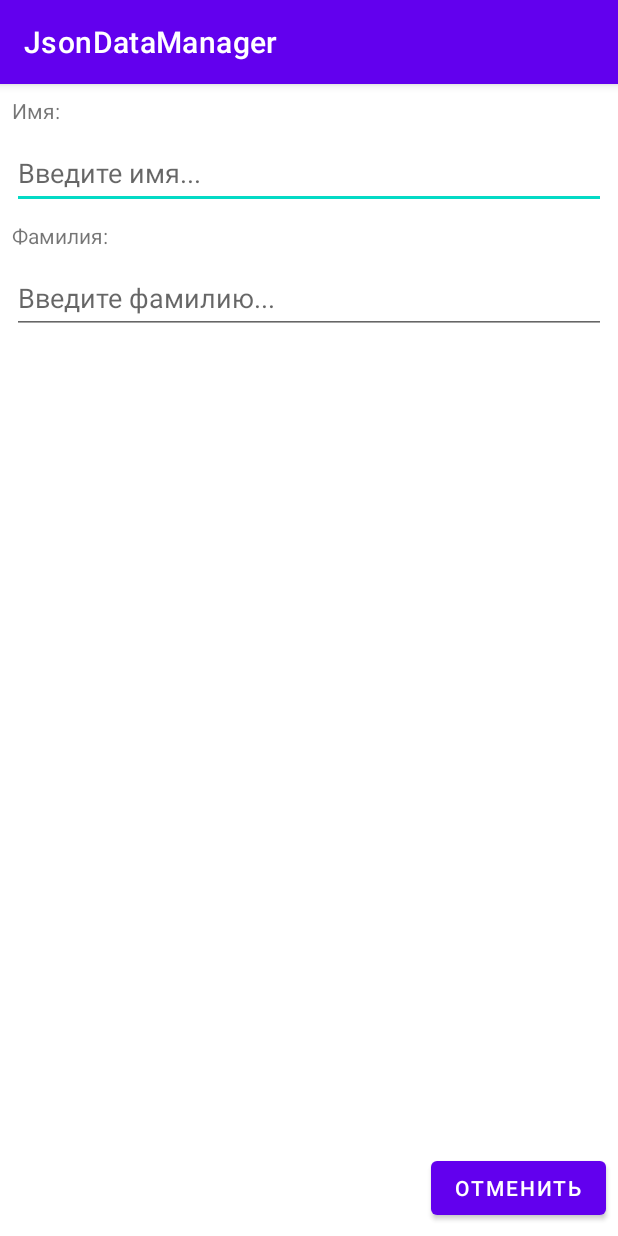
After one commit to alparkin/json_data_manager, an Android app: the EditPersonActivity screen opened directly, with no data from a screen before it, on a phone screen of 412 x 824 dp. The commit adds this screen. Run offline under Robolectric (Android 15) with nearby library versions, the phone set to English and light mode, and no system bars.

Commit message:
Редактироавние массива объктов Person

```diff
--- a/app/src/main/AndroidManifest.xml
+++ b/app/src/main/AndroidManifest.xml
@@ -10,6 +10,9 @@
         android:supportsRtl="true"
         android:theme="@style/Theme.JsonDataManager">
         <activity
+            android:name=".EditPersonActivity"
+            android:exported="false" />
+        <activity
             android:name=".MainActivity"
             android:exported="true">
             <intent-filter>
--- /dev/null
+++ b/app/src/main/java/com/examples/jsondatamanager/EditPersonActivity.java
@@ -0,0 +1,111 @@
+package com.examples.jsondatamanager;
+
+import androidx.annotation.NonNull;
+import androidx.appcompat.app.AppCompatActivity;
+
+import android.content.Context;
+import android.content.Intent;
+import android.os.Bundle;
+import android.view.View;
+import android.widget.Button;
+import android.widget.EditText;
+
+import com.examples.jsondatamanager.model.Person;
+
+import java.util.UUID;
+
+public class EditPersonActivity extends AppCompatActivity {
+
+    private final static String PERSON = "person";
+    private final static String MODE = "mode";
+    private final static String MODE_ADD = "add";
+    private final static String MODE_EDIT = "edit";
+    private final static String MODE_INDEFINITE = "indefinite";
+
+    public static void addPerson(Context context) {
+        Intent intent = new Intent(context, EditPersonActivity.class);
+        intent.putExtra(MODE, MODE_ADD);
+        context.startActivity(intent);
+    }
+
+    public static void editPerson(Context context, Person person) {
+        Intent intent = new Intent(context, EditPersonActivity.class);
+        intent.putExtra(MODE, MODE_EDIT);
+        intent.putExtra(PERSON, person);
+        context.startActivity(intent);
+    }
+
+    @Override
+    protected void onCreate(Bundle savedInstanceState) {
+        super.onCreate(savedInstanceState);
+        setContentView(R.layout.activity_edit_person);
+
+        Bundle arguments = getIntent().getExtras();
+        final String mode = arguments != null ? arguments.getString(MODE, null) : MODE_INDEFINITE;
+        final Person currentPerson = getCurrentPerson(arguments);
+
+        Button cancelButton = findViewById(R.id.button_cancel);
+        cancelButton.setOnClickListener(v -> {
+            MainActivity.cancelPerson(EditPersonActivity.this);
+        });
+
+        EditText editTextFirstName = findViewById(R.id.edit_text_first_name);
+        EditText editTextLastName = findViewById(R.id.edit_text_last_name);
+
+        Button updateButton = findViewById(R.id.button_update);
+        updateButton.setOnClickListener(v -> {
+            String firstName = editTextFirstName.getText().toString();
+            String lastName = editTextLastName.getText().toString();
+            currentPerson.setFirstName(firstName);
+            currentPerson.setLastName(lastName);
+
+            MainActivity.updatePerson(EditPersonActivity.this, currentPerson);
+        });
+
+        Button deleteButton = findViewById(R.id.button_delete);
+        deleteButton.setOnClickListener(v -> {
+            MainActivity.deletePerson(EditPersonActivity.this, currentPerson);
+        });
+
+        Button addButton = findViewById(R.id.button_add);
+        addButton.setOnClickListener(v -> {
+            String firstName = editTextFirstName.getText().toString();
+            String lastName = editTextLastName.getText().toString();
+            currentPerson.setFirstName(firstName);
+            currentPerson.setLastName(lastName);
+
+            MainActivity.addPerson(EditPersonActivity.this, currentPerson);
+        });
+
+        // Устанавливаем начальные значения
+        editTextFirstName.setText(currentPerson.getFirstName());
+        editTextLastName.setText(currentPerson.getLastName());
+
+        // Скрываем неиспользуемые кнопки
+        switch (mode) {
+            case MODE_ADD:
+                deleteButton.setVisibility(View.GONE);
+                updateButton.setVisibility(View.GONE);
+                break;
+            case MODE_EDIT:
+                addButton.setVisibility(View.GONE);
+                break;
+            case MODE_INDEFINITE:
+                addButton.setVisibility(View.GONE);
+                deleteButton.setVisibility(View.GONE);
+                updateButton.setVisibility(View.GONE);
+                break;
+        }
+    }
+
+    @NonNull
+    private Person getCurrentPerson(Bundle arguments) {
+        Person person = null;
+
+        if(arguments != null) {
+            person = (Person) arguments.getSerializable(PERSON);
+        }
+
+        return person != null ? person : new Person(UUID.randomUUID(), "", "");
+    }
+}
--- a/app/src/main/java/com/examples/jsondatamanager/model/Person.java
+++ b/app/src/main/java/com/examples/jsondatamanager/model/Person.java
@@ -1,13 +1,26 @@
 package com.examples.jsondatamanager.model;
 
-public class Person {
-    public Person(String firstName, String lastName) {
+import java.io.Serializable;
+import java.util.UUID;
+
+public class Person implements Serializable {
+    public Person(UUID id, String firstName, String lastName) {
+        this.id = id;
         this.firstName = firstName;
         this.lastName = lastName;
     }
 
+    private UUID id;
     private String firstName;
     private String lastName;
+
+    public UUID getId() {
+        return id;
+    }
+
+    public void setId(UUID id) {
+        this.id = id;
+    }
 
     public String getFirstName() {
         return firstName;
--- /dev/null
+++ b/app/src/main/res/layout/activity_edit_person.xml
@@ -0,0 +1,108 @@
+<?xml version="1.0" encoding="utf-8"?>
+<androidx.constraintlayout.widget.ConstraintLayout xmlns:android="http://schemas.android.com/apk/res/android"
+    xmlns:app="http://schemas.android.com/apk/res-auto"
+    xmlns:tools="http://schemas.android.com/tools"
+    android:layout_width="match_parent"
+    android:layout_height="match_parent"
+    tools:context=".EditPersonActivity">
+
+    <TextView
+        android:id="@+id/label_first_name"
+        android:layout_width="wrap_content"
+        android:layout_height="wrap_content"
+        android:layout_marginStart="8dp"
+        android:layout_marginTop="8dp"
+        android:text="@string/label_first_name"
+        app:layout_constraintStart_toStartOf="parent"
+        app:layout_constraintTop_toTopOf="parent" />
+
+    <EditText
+        android:id="@+id/edit_text_first_name"
+        android:layout_width="0dp"
+        android:layout_height="wrap_content"
+        android:layout_marginStart="8dp"
+        android:layout_marginTop="8dp"
+        android:layout_marginEnd="8dp"
+        android:ems="10"
+        android:hint="@string/edit_text_first_name_hint"
+        android:importantForAutofill="no"
+        android:inputType="textPersonName"
+        android:minHeight="48dp"
+        app:layout_constraintEnd_toEndOf="parent"
+        app:layout_constraintStart_toStartOf="parent"
+        app:layout_constraintTop_toBottomOf="@+id/label_first_name"
+        tools:ignore="TextContrastCheck" />
+
+    <TextView
+        android:id="@+id/label_last_name"
+        android:layout_width="wrap_content"
+        android:layout_height="wrap_content"
+        android:layout_marginStart="8dp"
+        android:layout_marginTop="8dp"
+        android:text="@string/label_last_name"
+        app:layout_constraintStart_toStartOf="parent"
+        app:layout_constraintTop_toBottomOf="@+id/edit_text_first_name" />
+
+    <EditText
+        android:id="@+id/edit_text_last_name"
+        android:layout_width="0dp"
+        android:layout_height="wrap_content"
+        android:layout_marginStart="8dp"
+        android:layout_marginTop="8dp"
+        android:layout_marginEnd="8dp"
+        android:ems="10"
+        android:hint="@string/edit_text_last_name_hint"
+        android:importantForAutofill="no"
+        android:inputType="textPersonName"
+        android:minHeight="48dp"
+        app:layout_constraintBottom_toTopOf="@+id/button_cancel"
+        app:layout_constraintEnd_toEndOf="parent"
+        app:layout_constraintStart_toStartOf="parent"
+        app:layout_constraintTop_toBottomOf="@+id/label_last_name"
+        app:layout_constraintVertical_bias="0.0"
+        tools:ignore="TextContrastCheck" />
+
+    <Button
+        android:id="@+id/button_cancel"
+        android:layout_width="wrap_content"
+        android:layout_height="wrap_content"
+        android:layout_marginEnd="8dp"
+        android:layout_marginBottom="8dp"
+        android:text="@string/button_cancel"
+        app:layout_constraintBottom_toBottomOf="parent"
+        app:layout_constraintEnd_toEndOf="parent"
+        tools:text="C" />
+
+    <Button
+        android:id="@+id/button_update"
+        android:layout_width="wrap_content"
+        android:layout_height="wrap_content"
+        android:layout_marginEnd="8dp"
+        android:layout_marginBottom="8dp"
+        android:text="@string/button_update"
+        app:layout_constraintBottom_toBottomOf="parent"
+        app:layout_constraintEnd_toStartOf="@+id/button_cancel"
+        tools:text="U" />
+
+    <Button
+        android:id="@+id/button_delete"
+        android:layout_width="wrap_content"
+        android:layout_height="wrap_content"
+        android:layout_marginEnd="8dp"
+        android:layout_marginBottom="8dp"
+        android:text="@string/button_delete"
+        app:layout_constraintBottom_toBottomOf="parent"
+        app:layout_constraintEnd_toStartOf="@+id/button_update"
+        tools:text="D" />
+
+    <Button
+        android:id="@+id/button_add"
+        android:layout_width="wrap_content"
+        android:layout_height="wrap_content"
+        android:layout_marginEnd="8dp"
+        android:layout_marginBottom="8dp"
+        android:text="@string/button_add"
+        app:layout_constraintBottom_toBottomOf="parent"
+        app:layout_constraintEnd_toStartOf="@+id/button_delete"
+        tools:text="A" />
+</androidx.constraintlayout.widget.ConstraintLayout>
--- a/app/src/main/res/values/strings.xml
+++ b/app/src/main/res/values/strings.xml
@@ -7,4 +7,9 @@
     <string name="button_save">Сохранить</string>
     <string name="button_read">Прочитать</string>
     <string name="toast_save_file_ok">Файл сохранен</string>
+    <string name="button_delete">Удалить</string>
+    <string name="button_cancel">Отменить</string>
+    <string name="button_update">Изменить</string>
+    <string name="button_add">Добавить</string>
+    <string name="floating_button_add_description">Добавить</string>
 </resources>
```
Also changed, not shown: app/src/main/java/com/examples/jsondatamanager/MainActivity.java (+96 -30 lines), app/src/main/java/com/examples/jsondatamanager/PersonListAdapter.java (added, +80 -0 lines), app/src/main/res/drawable/ic_baseline_add_24.xml (added, +10 -0 lines), app/src/main/res/layout/activity_main.xml (+20 -65 lines), app/src/main/res/layout/person_recycler_view_item.xml (added, +32 -0 lines).
